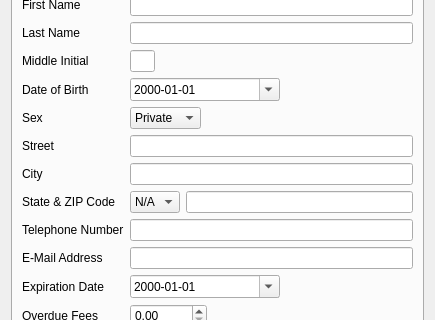
First picture: the form in UI/biblioteq_userinfo.ui, repository textbrowser/biblioteq, before the edit; both pictures show x 0 to 435 and y 109 to 429 of the 435 by 730 pixel window.
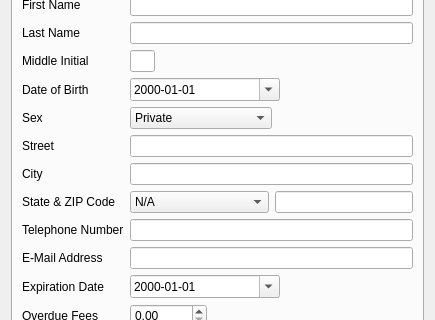
Second picture: the form after the edit. Icons and pictures are not drawn.

```diff
--- a/UI/biblioteq_userinfo.ui
+++ b/UI/biblioteq_userinfo.ui
@@ -225,6 +225,12 @@
         <layout class="QHBoxLayout">
          <item>
           <widget class="QComboBox" name="sex">
+           <property name="sizePolicy">
+            <sizepolicy hsizetype="Expanding" vsizetype="Fixed">
+             <horstretch>0</horstretch>
+             <verstretch>0</verstretch>
+            </sizepolicy>
+           </property>
            <property name="currentIndex">
             <number>2</number>
            </property>
@@ -302,6 +308,12 @@
         <layout class="QHBoxLayout">
          <item>
           <widget class="QComboBox" name="state">
+           <property name="sizePolicy">
+            <sizepolicy hsizetype="Expanding" vsizetype="Fixed">
+             <horstretch>0</horstretch>
+             <verstretch>0</verstretch>
+            </sizepolicy>
+           </property>
            <property name="sizeAdjustPolicy">
             <enum>QComboBox::AdjustToContents</enum>
            </property>
```
